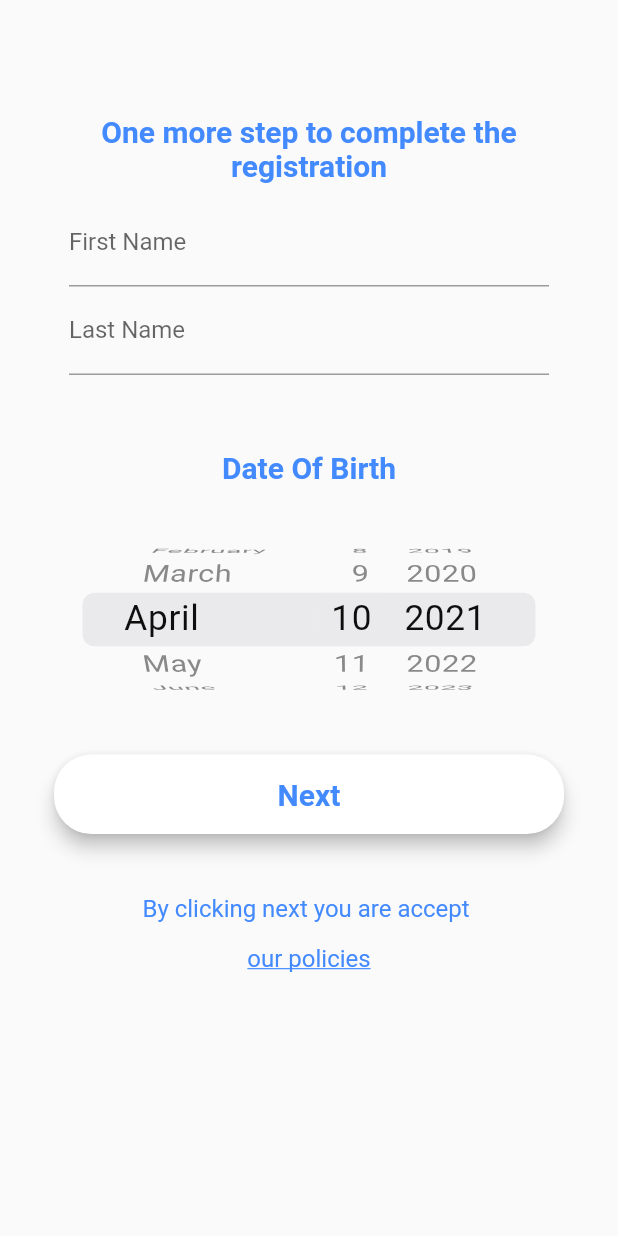
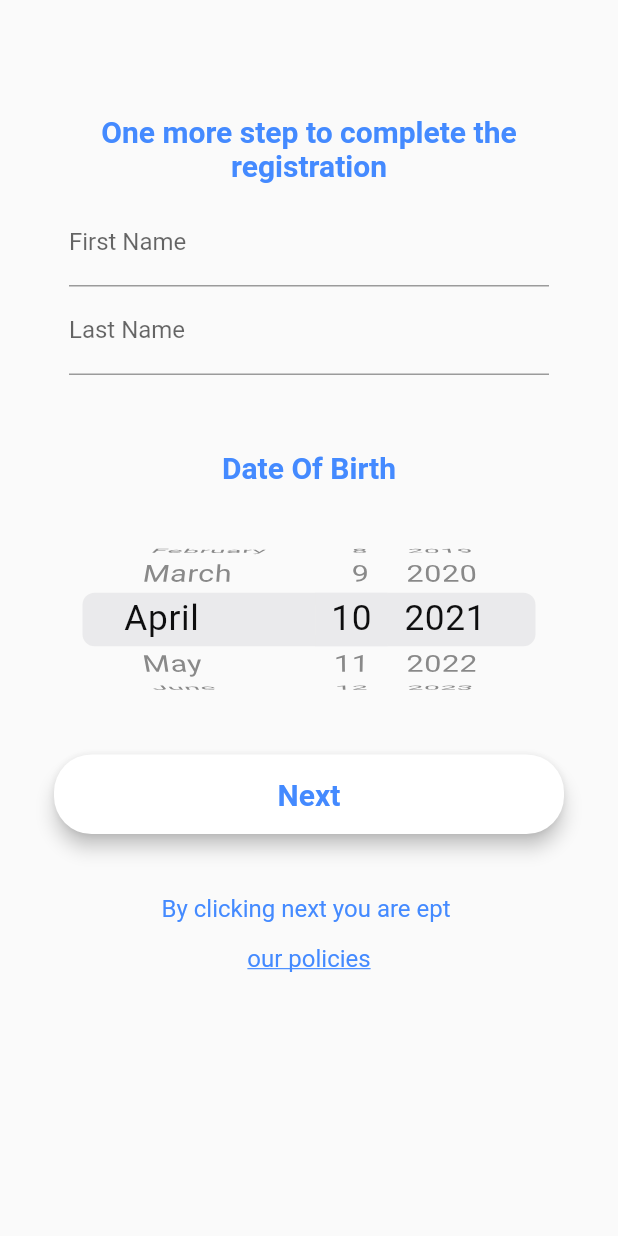
Before and after one commit to StephenMoreno/Sos-Flutter, a Flutter app: the ProfileComp screen opened by its route, on a phone screen of 412 x 824 dp. Run offline on Flutter 3.47's test engine with Material 2 defaults, Android fonts, the phone set to English and light mode, and no system bars; our stand-ins replace cloud_firestore, firebase_auth, firebase_core; accounts and stored records are empty.

```diff
--- a/lib/views/profile_Comp.dart
+++ b/lib/views/profile_Comp.dart
@@ -161,7 +161,7 @@ class _ProfileCompState extends State<ProfileComp> {
     final acceptText = Column(
       children: <Widget>[
         Text(
-          "By clicking next you are accept ",
+          "By clicking next you are ept ",
           style: Theme.of(context)
               .textTheme
               .subtitle1
```
